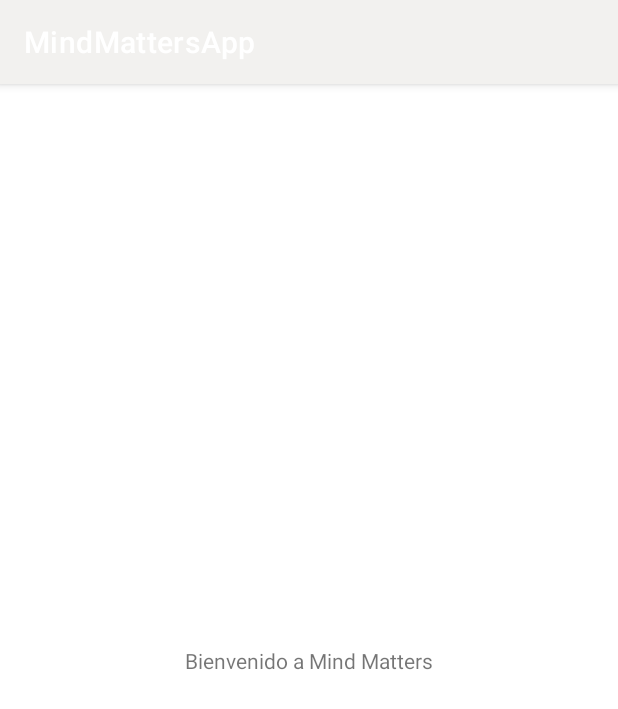
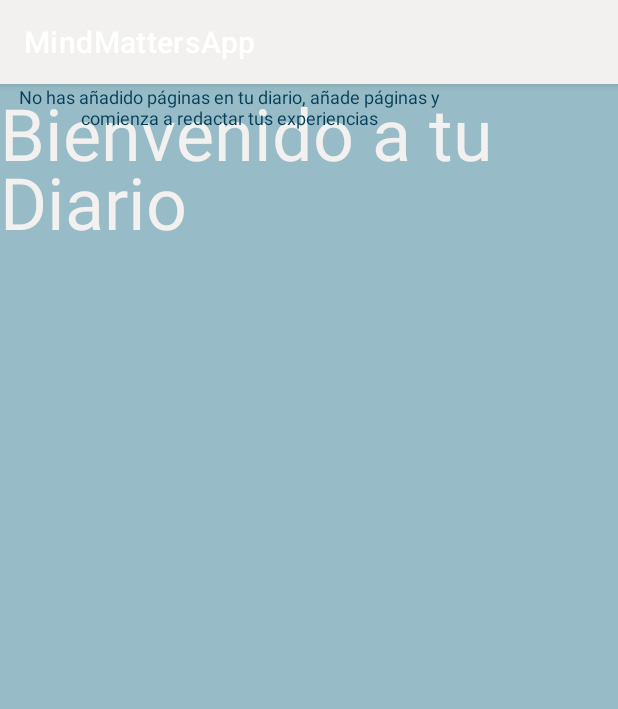
Before and after one commit to luisanuneze/mindmatters-app, an Android app: the screen it shows after launch (MainActivity), on a phone screen of 412 x 824 dp. Shown: the top 709 px of the screen. Run offline under Robolectric (Android 15) with nearby library versions, the phone set to English and light mode, and no system bars.

Commit message:
Mi primer avance en pantallas

```diff
--- a/app/src/main/java/com/example/mindmattersapp/MainActivity.java
+++ b/app/src/main/java/com/example/mindmattersapp/MainActivity.java
@@ -9,6 +9,6 @@ public class MainActivity extends AppCompatActivity {
     @Override
     protected void onCreate(Bundle savedInstanceState) {
         super.onCreate(savedInstanceState);
-        setContentView(R.layout.activity_main);
+        setContentView(R.layout.main_diario);
     }
 }
--- /dev/null
+++ b/app/src/main/res/layout/main_diario.xml
@@ -0,0 +1,57 @@
+<?xml version="1.0" encoding="utf-8"?>
+<androidx.constraintlayout.widget.ConstraintLayout
+    xmlns:android="http://schemas.android.com/apk/res/android"
+    xmlns:app="http://schemas.android.com/apk/res-auto"
+    xmlns:tools="http://schemas.android.com/tools"
+    android:layout_width="match_parent"
+    android:layout_height="match_parent"
+    android:background="@color/teal">
+
+    <!-- Rectangle 29 -->
+
+
+    <!-- drawable/rectangle_2.xml -->
+    <!--<View
+        android:id="@+id/rectangle_2"
+        android:layout_width="411dp"
+        android:layout_height="255dp"
+        android:layout_alignParentLeft="true"
+        android:layout_alignParentTop="true"
+        android:background="@color/teal"
+        tools:ignore="MissingConstraints" />-->
+
+
+
+    <!-- Bienvenido a tu diario -->
+    <TextView
+        android:id="@+id/bienvenido_diario"
+        android:layout_width="337dp"
+        android:layout_height="126dp"
+        android:layout_alignParentLeft="true"
+        android:layout_alignParentTop="true"
+        android:gravity="top"
+        android:lineHeight="46sp"
+        android:text="@string/bienvenido_diario"
+        android:textAppearance="@style/bienvenido_"
+        android:textColor="@color/white"
+        android:textSize="48sp"
+        tools:ignore="MissingConstraints"
+        tools:layout_editor_absoluteX="37dp"
+        tools:layout_editor_absoluteY="84dp" />
+
+    <TextView
+        android:id="@+id/mensaje_main_diario"
+        android:layout_width="306dp"
+        android:layout_height="42dp"
+        android:layout_alignParentLeft="true"
+        android:layout_alignParentTop="true"
+        android:gravity="center_horizontal|top"
+        android:text="@string/mensaje_main_diario"
+        android:textColor="@color/navy_blue"
+        android:textSize="12sp"
+        tools:ignore="MissingConstraints"
+        tools:layout_editor_absoluteX="52dp"
+        tools:layout_editor_absoluteY="377dp" />
+
+
+</androidx.constraintlayout.widget.ConstraintLayout>
--- a/app/src/main/res/values/strings.xml
+++ b/app/src/main/res/values/strings.xml
@@ -2,4 +2,6 @@
     <string name="app_name">MindMattersApp</string>
     <string name="welcome">Bienvenido a Mind Matters</string>
     <string name="registrar">Registrate</string>
+    <string name="bienvenido_diario">Bienvenido a tu Diario</string>
+    <string name="mensaje_main_diario">No has añadido páginas en tu diario, añade páginas y comienza a redactar tus experiencias</string>
 </resources>
--- a/app/src/main/res/values/themes.xml
+++ b/app/src/main/res/values/themes.xml
@@ -12,5 +12,7 @@
         <!-- Status bar color. -->
         <item name="android:statusBarColor" tools:targetApi="l">?attr/colorPrimaryVariant</item>
         <!-- Customize your theme here. -->
+
+
     </style>
 </resources>
```
Also changed, not shown: 270 other files.
